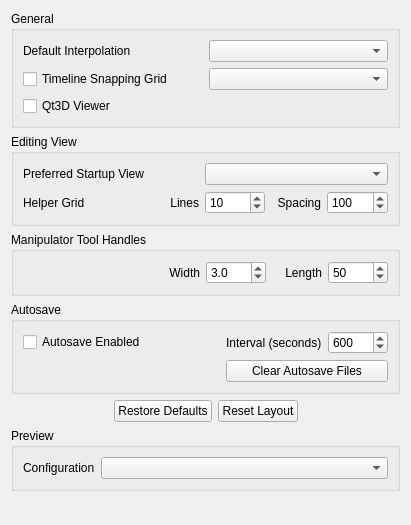
Before: the Qt Designer form src/Authoring/Qt3DStudio/UI/StudioAppPrefsPage.ui in flyhex/qt3dstudio, drawn with Qt 5.
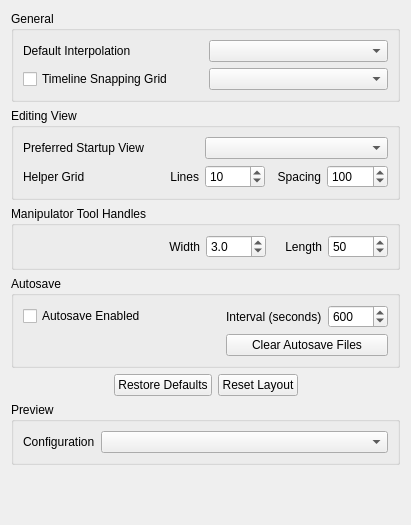
After: the same form once the commit is applied.

Commit message:
Remove qt3d-runtime dependencies from studio
Task-number: QT3DS-3958

Patch:
```diff
--- a/src/Authoring/Qt3DStudio/UI/StudioAppPrefsPage.ui
+++ b/src/Authoring/Qt3DStudio/UI/StudioAppPrefsPage.ui
@@ -50,13 +50,6 @@
         </property>
        </widget>
       </item>
-      <item row="2" column="0">
-       <widget class="QCheckBox" name="m_checkLegacyViewer">
-        <property name="text">
-         <string>Qt3D Viewer</string>
-        </property>
-       </widget>
-      </item>
      </layout>
     </widget>
    </item>
```
Left out of the diff: 6 changed lines with no effect on the pictures. The commit also changes 15 other files.
